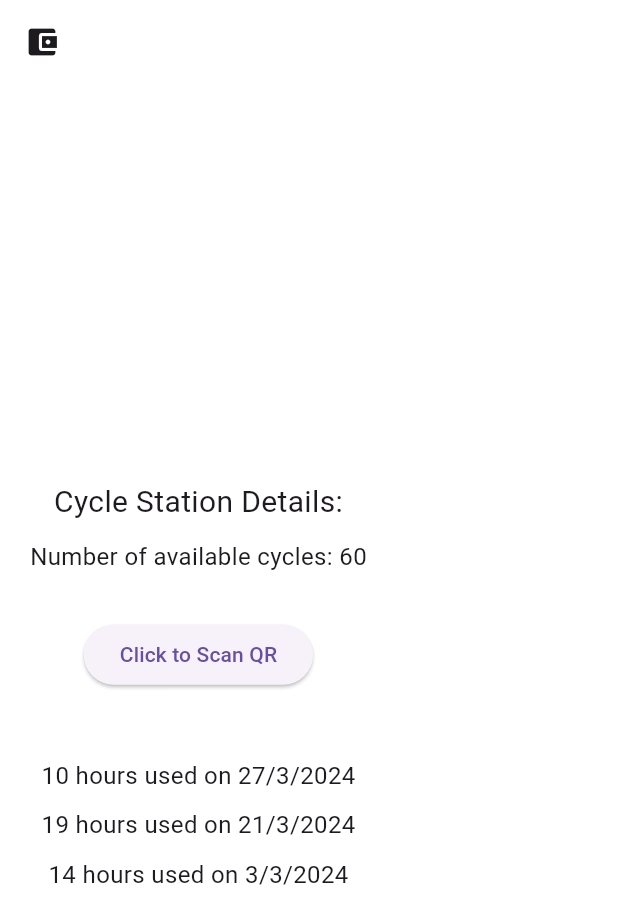
After one commit to paramchhabra/solveathongilehri, a Flutter app: the CycleStationDetails screen opened by its route, on a phone screen of 412 x 824 dp. The commit adds this screen. Shown: the top 924 px of the screen. Run offline on Flutter 3.47's test engine with Material 3 defaults, Android fonts, the light colour scheme and no system bars; missing offline and left inert: qr_code_scanner.

Commit message:
added qr frontend

```diff
--- /dev/null
+++ b/lib/pages/cyclestation.dart
@@ -0,0 +1,77 @@
+import 'package:flutter/material.dart';
+
+class CycleStationDetails extends StatelessWidget {
+  @override
+  Widget build(BuildContext context) {
+    return Scaffold(
+      appBar: AppBar(
+        backgroundColor: Colors.white,
+        leading: IconButton(
+          icon: Icon(Icons.account_balance_wallet),
+          onPressed: () {
+            // Handle wallet button press
+          },
+        ),
+      ),
+      backgroundColor: Colors.white,
+      body: Padding(
+        padding: const EdgeInsets.all(20.0),
+        child: Column(
+          mainAxisAlignment: MainAxisAlignment.center,
+          crossAxisAlignment: CrossAxisAlignment.center,
+          children: [
+            SizedBox(height: 20),
+            // Add option to add an image
+            SizedBox(height: 20),
+            Text(
+              'Cycle Station Details:',
+              style: TextStyle(fontSize: 20),
+            ),
+            SizedBox(height: 10),
+            Text(
+              'Number of available cycles: 60',
+              style: TextStyle(fontSize: 16),
+            ),
+            SizedBox(height: 10),
+            SizedBox(height: 20),
+            // Add "Click to Scan QR" button
+            ElevatedButton(
+              onPressed: () {
+                Navigator.pushNamed(context, '/qrcode');
+              },
+              child: Text('Click to Scan QR'),
+            ),
+            SizedBox(height: 20),
+            SizedBox(height: 20),
+            UsageHistory(),
+          ],
+        ),
+      ),
+    );
+  }
+}
+
+
+
+class UsageHistory extends StatelessWidget {
+  @override
+  Widget build(BuildContext context) {
+    return Column(
+      children: [
+        buildHistoryItem('10 hours used on 27/3/2024'),
+        buildHistoryItem('19 hours used on 21/3/2024'),
+        buildHistoryItem('14 hours used on 3/3/2024'),
+      ],
+    );
+  }
+
+  Widget buildHistoryItem(String historyItem) {
+    return Padding(
+      padding: const EdgeInsets.symmetric(vertical: 5),
+      child: Text(
+        historyItem,
+        style: TextStyle(fontSize: 16),
+      ),
+    );
+  }
+}
--- a/lib/pages/loginpage.dart
+++ b/lib/pages/loginpage.dart
@@ -42,9 +42,9 @@ class LoginPage extends StatelessWidget {
               const SizedBox(height: 25),
               Row(
                 mainAxisAlignment: MainAxisAlignment.center,
-                children: const [
+                children: [
                   // google button
-                  SquareTile(imagePath: "lib/images/google.png"),
+                  SquareTile(imagePath: "lib/images/google.png",onTap: () => Navigator.pushNamed(context, '/cycle'),),
                 ],
               ),
 
--- a/pubspec.yaml
+++ b/pubspec.yaml
@@ -39,6 +39,8 @@ dependencies:
   # Use with the CupertinoIcons class for iOS style icons.
   cupertino_icons: ^1.0.6
   email_otp: ^2.1.2
+  # mobile_scanner: ^4.0.1
+  qr_code_scanner: ^1.0.1
 
 dev_dependencies:
   flutter_test:
```
Also changed, not shown: lib/components/square_tile.dart (+6 -1 lines), lib/main.dart (+8 -1 lines), lib/pages/qrcode.dart (added, +243 -0 lines), pubspec.lock, 2 other files.
